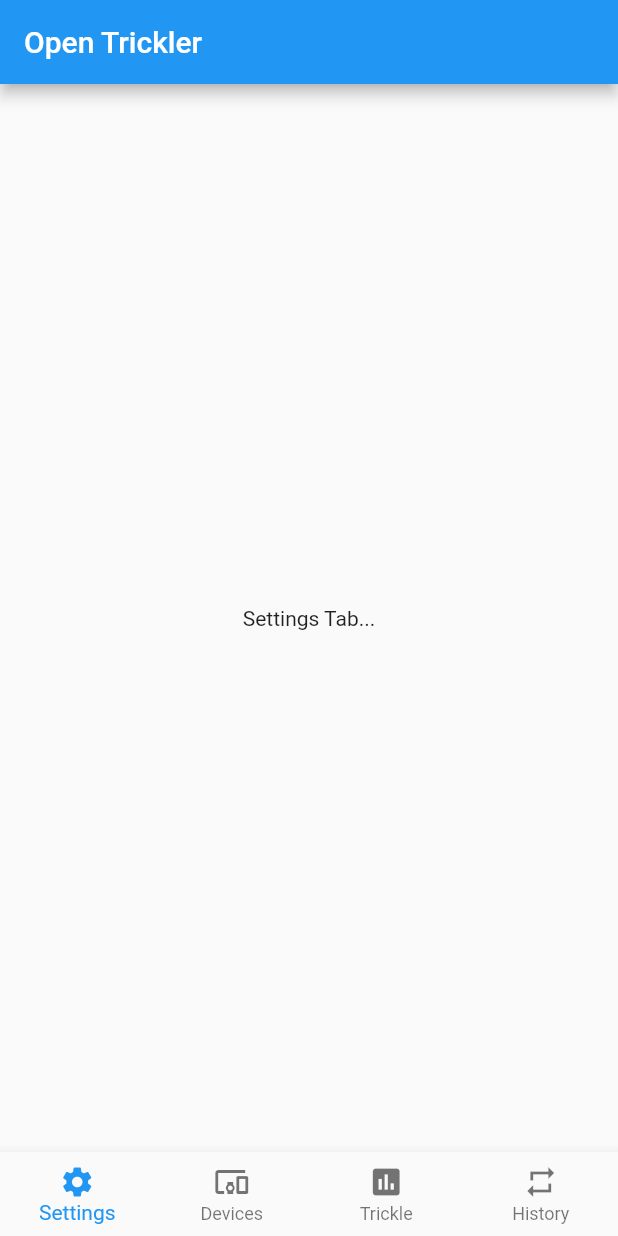
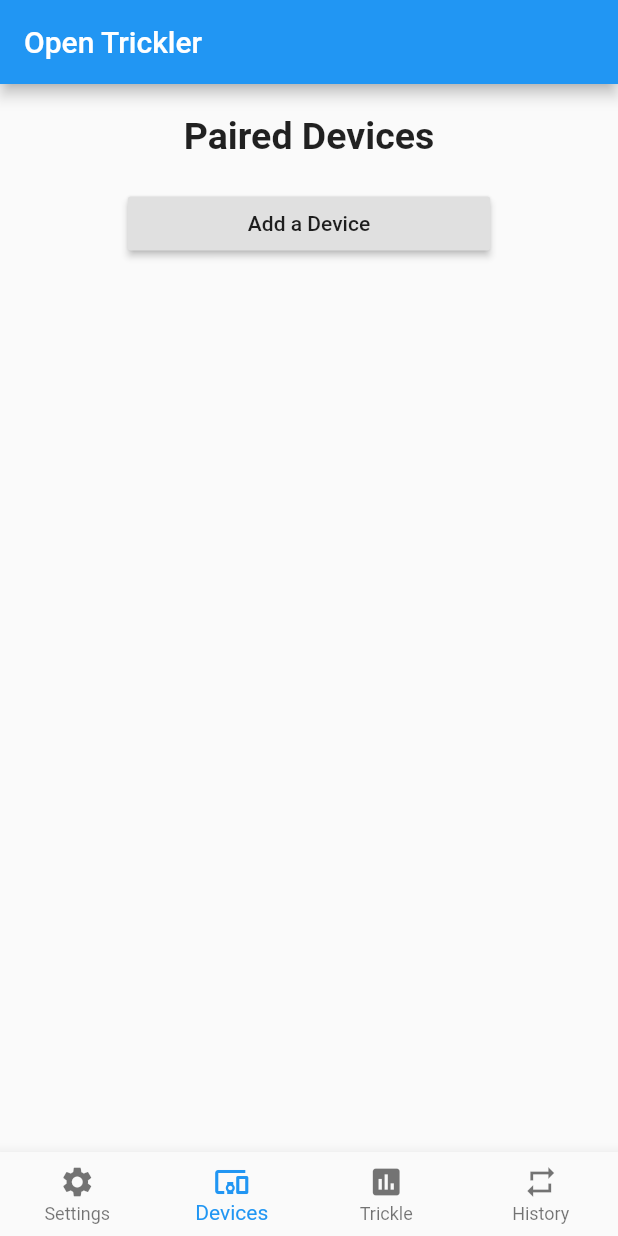
Before and after one commit to ammolytics/projects, a Flutter app: the screen it shows after launch, on a phone screen of 412 x 824 dp. Run offline on Flutter 3.47's test engine with Material 2 defaults, Android fonts, the phone set to English and light mode, and no system bars.

Commit message:
Add PairedDevices screen

```diff
--- a/trickler/mobile/lib/devices.dart
+++ b/trickler/mobile/lib/devices.dart
@@ -1,15 +1,81 @@
 import 'package:flutter/material.dart';
 
-class DevicesTab extends StatelessWidget {
+class PairedDevices extends StatefulWidget {
+  final Function setIndex;
+
+  PairedDevices({Key key, this.setIndex});
+
+  @override
+  _PairedDevicesState createState() => _PairedDevicesState();
+}
+
+class _PairedDevicesState extends State<PairedDevices> {
+  void _addADevice() {
+    widget.setIndex(1);
+  }
+
+  @override
+  Widget build(BuildContext context) {
+    return Column(
+      mainAxisAlignment: MainAxisAlignment.start,
+      children: <Widget>[
+        Padding(
+          padding: EdgeInsets.fromLTRB(0, 20, 0, 20),
+          child: Text('Paired Devices',
+            style: TextStyle(
+              fontSize: 25,
+              fontWeight: FontWeight.bold
+            )
+          ),
+        ),
+        RaisedButton(
+          onPressed: _addADevice,
+          padding: EdgeInsets.symmetric(horizontal: 80, vertical: 10),
+          child: Text('Add a Device')
+        ),
+      ],
+    );
+  }
+}
+
+class FindDevices extends StatelessWidget {
+  @override
+  Widget build(BuildContext context) {
+    return Column(
+      mainAxisAlignment: MainAxisAlignment.start,
+      children: <Widget>[
+        Text('Find Devices...'),
+      ],
+    );
+  }
+}
+
+class DevicesTab extends StatefulWidget {
+  @override
+  _DevicesTabState createState() => _DevicesTabState();
+}
+
+class _DevicesTabState extends State<DevicesTab> {
+  int _screenIndex = 0;
+
+  Widget _getScreen(Function setIndex) {
+    final List<Widget> _screens = [
+      PairedDevices(setIndex: setIndex),
+      FindDevices(),
+    ];
+    return _screens[_screenIndex];
+  }
+
+  void _setScreenIndex(int i) {
+      setState(() {
+        _screenIndex = i;
+      });
+  }
+
   @override
   Widget build(BuildContext context) {
     return Center(
-      child: Column(
-        mainAxisAlignment: MainAxisAlignment.center,
-        children: <Widget>[
-          Text('Devices Tab...'),
-        ],
-      ),
+      child: _getScreen((int i) => _setScreenIndex(i))
     );
   }
 }
--- a/trickler/mobile/lib/main.dart
+++ b/trickler/mobile/lib/main.dart
@@ -29,8 +29,7 @@ class MainScreen extends StatefulWidget {
 }
 
 class _MainScreenState extends State<MainScreen> {
-
-  int _navIndex = 0;
+  int _navIndex = 1;
   final List<Widget> _tabs = [
     SettingsTab(),
     DevicesTab(),
@@ -38,7 +37,7 @@ class _MainScreenState extends State<MainScreen> {
     HistoryTab()
   ];
 
-  void handleNav(int i) {
+  void _handleNav(int i) {
     setState(() {
       _navIndex = i;
     });
@@ -54,7 +53,7 @@ class _MainScreenState extends State<MainScreen> {
       bottomNavigationBar: BottomNavigationBar(
         type: BottomNavigationBarType.fixed,
         currentIndex: _navIndex,
-        onTap: this.handleNav,
+        onTap: _handleNav,
         items: [
           BottomNavigationBarItem(
             icon: new Icon(Icons.settings),
```
